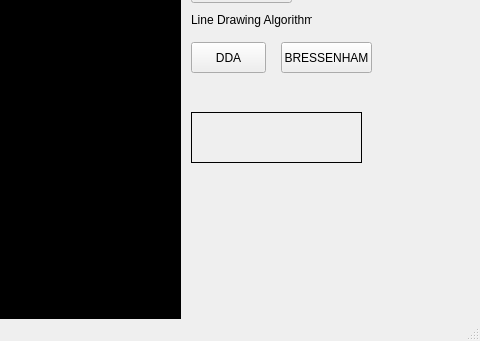
anuran-Chakraborty/JUCSE-Work, file 3rd Year 1st Sem/Computer graphics/BCSEIII/mainwindow.ui: the form before one commit; both pictures show x 519 to 999 and y 395 to 736 of the 999 by 736 pixel window.
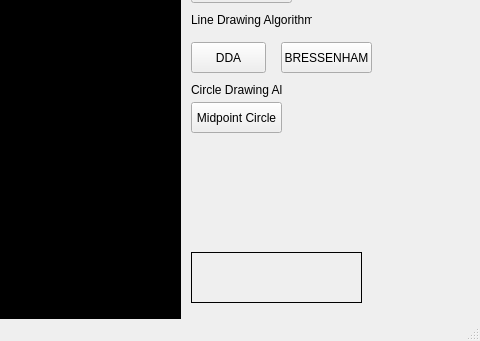
The form after the commit. Custom widgets are drawn as their Qt base class.

Commit message: Midpt circle

```diff
--- a/3rd Year 1st Sem/Computer graphics/BCSEIII/mainwindow.ui
+++ b/3rd Year 1st Sem/Computer graphics/BCSEIII/mainwindow.ui
@@ -313,7 +313,7 @@
     <property name="geometry">
      <rect>
       <x>710</x>
-      <y>490</y>
+      <y>630</y>
       <width>171</width>
       <height>51</height>
      </rect>
@@ -325,6 +325,32 @@
      <string/>
     </property>
    </widget>
+   <widget class="QLabel" name="label_4">
+    <property name="geometry">
+     <rect>
+      <x>710</x>
+      <y>460</y>
+      <width>91</width>
+      <height>16</height>
+     </rect>
+    </property>
+    <property name="text">
+     <string>Circle Drawing Algo</string>
+    </property>
+   </widget>
+   <widget class="QPushButton" name="midpt">
+    <property name="geometry">
+     <rect>
+      <x>710</x>
+      <y>480</y>
+      <width>91</width>
+      <height>31</height>
+     </rect>
+    </property>
+    <property name="text">
+     <string>Midpoint Circle</string>
+    </property>
+   </widget>
   </widget>
   <widget class="QMenuBar" name="menuBar">
    <property name="geometry">
```
The commit also changes 9 other files.
